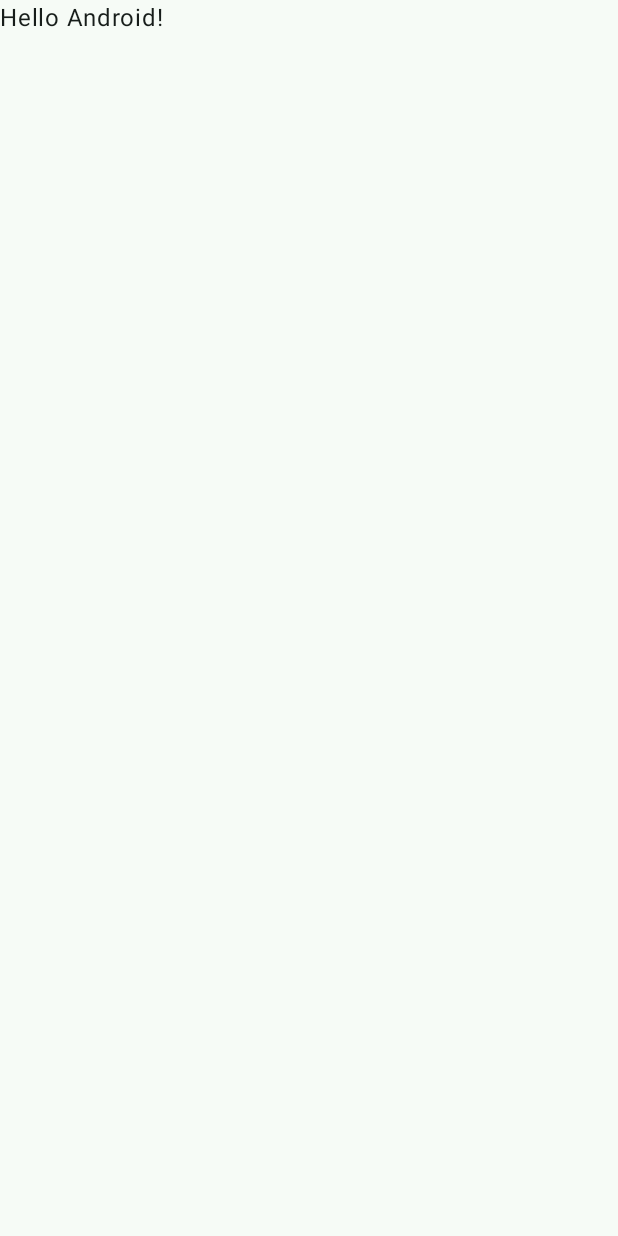
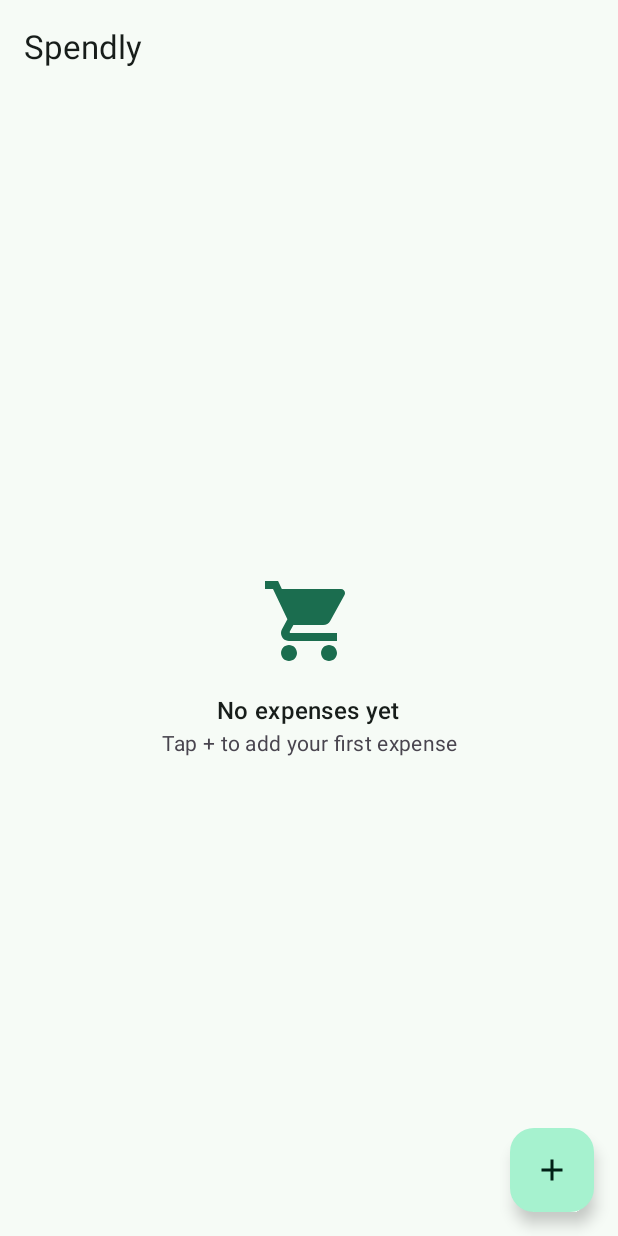
Before and after one commit to SvetomirKoevv/MobileApps2025-2401321055, an Android app built with Jetpack Compose: the screen it shows after launch (MainActivity), on a phone screen of 412 x 824 dp. Before the commit the screen is almost empty. Run offline under Robolectric (Android 15) with nearby library versions, the phone set to English and light mode, and no system bars; our stand-ins replace Dagger/Hilt's generated code, Room's generated code.

Commit message:
Add navigation and expense list screen

```diff
--- a/app/build.gradle.kts
+++ b/app/build.gradle.kts
@@ -54,6 +54,7 @@ dependencies {
     implementation(platform(libs.androidx.compose.bom))
     implementation(libs.androidx.activity.compose)
     implementation(libs.androidx.compose.material3)
+    implementation(libs.androidx.compose.material.icons.core)
     implementation(libs.androidx.compose.ui)
     implementation(libs.androidx.compose.ui.graphics)
     implementation(libs.androidx.compose.ui.tooling.preview)
--- a/app/src/main/java/com/svetomir/spendly/MainActivity.kt
+++ b/app/src/main/java/com/svetomir/spendly/MainActivity.kt
@@ -4,13 +4,7 @@ import android.os.Bundle
 import androidx.activity.ComponentActivity
 import androidx.activity.compose.setContent
 import androidx.activity.enableEdgeToEdge
-import androidx.compose.foundation.layout.fillMaxSize
-import androidx.compose.foundation.layout.padding
-import androidx.compose.material3.Scaffold
-import androidx.compose.material3.Text
-import androidx.compose.runtime.Composable
-import androidx.compose.ui.Modifier
-import androidx.compose.ui.tooling.preview.Preview
+import com.svetomir.spendly.ui.navigation.SpendlyNavHost
 import com.svetomir.spendly.ui.theme.SpendlyTheme
 import dagger.hilt.android.AndroidEntryPoint
 
@@ -21,29 +15,8 @@ class MainActivity : ComponentActivity() {
         enableEdgeToEdge()
         setContent {
             SpendlyTheme {
-                Scaffold(modifier = Modifier.fillMaxSize()) { innerPadding ->
-                    Greeting(
-                        name = "Android",
-                        modifier = Modifier.padding(innerPadding)
-                    )
-                }
+                SpendlyNavHost()
             }
         }
     }
 }
-
-@Composable
-fun Greeting(name: String, modifier: Modifier = Modifier) {
-    Text(
-        text = "Hello $name!",
-        modifier = modifier
-    )
-}
-
-@Preview(showBackground = true)
-@Composable
-fun GreetingPreview() {
-    SpendlyTheme {
-        Greeting("Android")
-    }
-}
--- /dev/null
+++ b/app/src/main/java/com/svetomir/spendly/ui/list/ExpenseListScreen.kt
@@ -0,0 +1,164 @@
+package com.svetomir.spendly.ui.list
+
+import androidx.compose.foundation.layout.Arrangement
+import androidx.compose.foundation.layout.Box
+import androidx.compose.foundation.layout.Column
+import androidx.compose.foundation.layout.PaddingValues
+import androidx.compose.foundation.layout.Row
+import androidx.compose.foundation.layout.Spacer
+import androidx.compose.foundation.layout.fillMaxSize
+import androidx.compose.foundation.layout.fillMaxWidth
+import androidx.compose.foundation.layout.height
+import androidx.compose.foundation.layout.padding
+import androidx.compose.foundation.layout.size
+import androidx.compose.foundation.lazy.LazyColumn
+import androidx.compose.foundation.lazy.items
+import androidx.compose.material.icons.Icons
+import androidx.compose.material.icons.filled.Add
+import androidx.compose.material.icons.filled.ShoppingCart
+import androidx.compose.material3.Card
+import androidx.compose.material3.CardDefaults
+import androidx.compose.material3.CircularProgressIndicator
+import androidx.compose.material3.ExperimentalMaterial3Api
+import androidx.compose.material3.FloatingActionButton
+import androidx.compose.material3.Icon
+import androidx.compose.material3.MaterialTheme
+import androidx.compose.material3.Scaffold
+import androidx.compose.material3.Text
+import androidx.compose.material3.TopAppBar
+import androidx.compose.runtime.Composable
+import androidx.compose.runtime.getValue
+import androidx.compose.ui.Alignment
+import androidx.compose.ui.Modifier
+import androidx.compose.ui.res.stringResource
+import androidx.compose.ui.text.style.TextAlign
+import androidx.compose.ui.unit.dp
+import androidx.hilt.navigation.compose.hiltViewModel
+import androidx.lifecycle.compose.collectAsStateWithLifecycle
+import com.svetomir.spendly.R
+import com.svetomir.spendly.data.local.Expense
+import com.svetomir.spendly.ui.util.formatAmount
+import com.svetomir.spendly.ui.util.formatDate
+
+@OptIn(ExperimentalMaterial3Api::class)
+@Composable
+fun ExpenseListScreen(
+    onAddClick: () -> Unit,
+    onExpenseClick: (Long) -> Unit,
+    viewModel: ExpenseListViewModel = hiltViewModel(),
+) {
+    val uiState by viewModel.uiState.collectAsStateWithLifecycle()
+
+    Scaffold(
+        topBar = { TopAppBar(title = { Text(stringResource(R.string.app_name)) }) },
+        floatingActionButton = {
+            FloatingActionButton(onClick = onAddClick) {
+                Icon(Icons.Default.Add, contentDescription = stringResource(R.string.add_expense))
+            }
+        },
+    ) { innerPadding ->
+        ExpenseListContent(
+            uiState = uiState,
+            onExpenseClick = onExpenseClick,
+            modifier = Modifier.padding(innerPadding),
+        )
+    }
+}
+
+@Composable
+private fun ExpenseListContent(
+    uiState: ExpenseListUiState,
+    onExpenseClick: (Long) -> Unit,
+    modifier: Modifier = Modifier,
+) {
+    when {
+        uiState.isLoading -> Box(modifier.fillMaxSize(), contentAlignment = Alignment.Center) {
+            CircularProgressIndicator()
+        }
+
+        uiState.expenses.isEmpty() -> EmptyState(modifier)
+
+        else -> LazyColumn(
+            modifier = modifier.fillMaxSize(),
+            contentPadding = PaddingValues(16.dp),
+            verticalArrangement = Arrangement.spacedBy(8.dp),
+        ) {
+            item { TotalCard(total = uiState.total) }
+            items(items = uiState.expenses, key = { it.id }) { expense ->
+                ExpenseItem(expense = expense, onClick = { onExpenseClick(expense.id) })
+            }
+        }
+    }
+}
+
+@Composable
+private fun TotalCard(total: Double) {
+    Card(
+        modifier = Modifier.fillMaxWidth(),
+        colors = CardDefaults.cardColors(
+            containerColor = MaterialTheme.colorScheme.primaryContainer,
+        ),
+    ) {
+        Column(modifier = Modifier.padding(16.dp)) {
+            Text(
+                text = stringResource(R.string.total_spent),
+                style = MaterialTheme.typography.labelLarge,
+            )
+            Text(
+                text = formatAmount(total),
+                style = MaterialTheme.typography.headlineMedium,
+            )
+        }
+    }
+}
+
+@Composable
+private fun ExpenseItem(expense: Expense, onClick: () -> Unit) {
+    Card(onClick = onClick, modifier = Modifier.fillMaxWidth()) {
+        Row(
+            modifier = Modifier
+                .fillMaxWidth()
+                .padding(16.dp),
+            verticalAlignment = Alignment.CenterVertically,
+        ) {
+            Column(modifier = Modifier.weight(1f)) {
+                Text(text = expense.title, style = MaterialTheme.typography.titleMedium)
+                Text(
+                    text = "${expense.category.label} · ${formatDate(expense.date)}",
+                    style = MaterialTheme.typography.bodySmall,
+                    color = MaterialTheme.colorScheme.onSurfaceVariant,
+                )
+            }
+            Text(text = formatAmount(expense.amount), style = MaterialTheme.typography.titleMedium)
+        }
+    }
+}
+
+@Composable
+private fun EmptyState(modifier: Modifier = Modifier) {
+    Column(
+        modifier = modifier
+            .fillMaxSize()
+            .padding(32.dp),
+        verticalArrangement = Arrangement.Center,
+        horizontalAlignment = Alignment.CenterHorizontally,
+    ) {
+        Icon(
+            imageVector = Icons.Default.ShoppingCart,
+            contentDescription = null,
+            modifier = Modifier.size(64.dp),
+            tint = MaterialTheme.colorScheme.primary,
+        )
+        Spacer(modifier = Modifier.height(16.dp))
+        Text(
+            text = stringResource(R.string.empty_title),
+            style = MaterialTheme.typography.titleMedium,
+        )
+        Text(
+            text = stringResource(R.string.empty_hint),
+            style = MaterialTheme.typography.bodyMedium,
+            textAlign = TextAlign.Center,
+            color = MaterialTheme.colorScheme.onSurfaceVariant,
+        )
+    }
+}
--- /dev/null
+++ b/app/src/main/java/com/svetomir/spendly/ui/list/ExpenseListViewModel.kt
@@ -0,0 +1,40 @@
+package com.svetomir.spendly.ui.list
+
+import androidx.lifecycle.ViewModel
+import androidx.lifecycle.viewModelScope
+import com.svetomir.spendly.data.local.Expense
+import com.svetomir.spendly.data.repository.ExpenseRepository
+import dagger.hilt.android.lifecycle.HiltViewModel
+import javax.inject.Inject
+import kotlinx.coroutines.flow.SharingStarted
+import kotlinx.coroutines.flow.StateFlow
+import kotlinx.coroutines.flow.map
+import kotlinx.coroutines.flow.stateIn
+
+data class ExpenseListUiState(
+    val expenses: List<Expense> = emptyList(),
+    val total: Double = 0.0,
+    val isLoading: Boolean = true,
+)
+
+@HiltViewModel
+class ExpenseListViewModel @Inject constructor(repository: ExpenseRepository,) : ViewModel() {
+
+    val uiState: StateFlow<ExpenseListUiState> = repository.getExpenses()
+        .map { expenses ->
+            ExpenseListUiState(
+                expenses = expenses,
+                total = expenses.sumOf { it.amount },
+                isLoading = false,
+            )
+        }
+        .stateIn(
+            scope = viewModelScope,
+            started = SharingStarted.WhileSubscribed(STOP_TIMEOUT_MS),
+            initialValue = ExpenseListUiState(),
+        )
+
+    private companion object {
+        const val STOP_TIMEOUT_MS = 5_000L
+    }
+}
--- /dev/null
+++ b/app/src/main/java/com/svetomir/spendly/ui/navigation/Routes.kt
@@ -0,0 +1,12 @@
+package com.svetomir.spendly.ui.navigation
+
+import kotlinx.serialization.Serializable
+
+@Serializable
+object ExpenseListRoute
+
+@Serializable
+data class ExpenseDetailRoute(val expenseId: Long)
+
+@Serializable
+data class AddEditExpenseRoute(val expenseId: Long? = null)
--- /dev/null
+++ b/app/src/main/java/com/svetomir/spendly/ui/navigation/SpendlyNavHost.kt
@@ -0,0 +1,38 @@
+package com.svetomir.spendly.ui.navigation
+
+import androidx.compose.foundation.layout.Box
+import androidx.compose.foundation.layout.fillMaxSize
+import androidx.compose.material3.Text
+import androidx.compose.runtime.Composable
+import androidx.compose.ui.Alignment
+import androidx.compose.ui.Modifier
+import androidx.navigation.NavHostController
+import androidx.navigation.compose.NavHost
+import androidx.navigation.compose.composable
+import androidx.navigation.compose.rememberNavController
+import com.svetomir.spendly.ui.list.ExpenseListScreen
+
+@Composable
+fun SpendlyNavHost(navController: NavHostController = rememberNavController()) {
+    NavHost(navController = navController, startDestination = ExpenseListRoute) {
+        composable<ExpenseListRoute> {
+            ExpenseListScreen(
+                onAddClick = { navController.navigate(AddEditExpenseRoute()) },
+                onExpenseClick = { id -> navController.navigate(ExpenseDetailRoute(id)) },
+            )
+        }
+        composable<ExpenseDetailRoute> {
+            PlaceholderScreen("Expense details")
+        }
+        composable<AddEditExpenseRoute> {
+            PlaceholderScreen("Add / edit expense")
+        }
+    }
+}
+
+@Composable
+private fun PlaceholderScreen(text: String) {
+    Box(modifier = Modifier.fillMaxSize(), contentAlignment = Alignment.Center) {
+        Text(text)
+    }
+}
--- a/app/src/main/res/values/strings.xml
+++ b/app/src/main/res/values/strings.xml
@@ -1,3 +1,7 @@
 <resources>
     <string name="app_name">Spendly</string>
+    <string name="add_expense">Add expense</string>
+    <string name="total_spent">Total spent</string>
+    <string name="empty_title">No expenses yet</string>
+    <string name="empty_hint">Tap + to add your first expense</string>
 </resources>
--- a/gradle/libs.versions.toml
+++ b/gradle/libs.versions.toml
@@ -21,6 +21,7 @@ ktlint = "14.2.0"
 detekt = "2.0.0-alpha.6"
 leakcanary = "2.14"
 turbine = "1.2.1"
+materialIcons = "1.7.8"
 
 [libraries]
 androidx-core-ktx = { group = "androidx.core", name = "core-ktx", version.ref = "coreKtx" }
@@ -37,6 +38,7 @@ androidx-compose-ui-tooling-preview = { group = "androidx.compose.ui", name = "u
 androidx-compose-ui-test-manifest = { group = "androidx.compose.ui", name = "ui-test-manifest" }
 androidx-compose-ui-test-junit4 = { group = "androidx.compose.ui", name = "ui-test-junit4" }
 androidx-compose-material3 = { group = "androidx.compose.material3", name = "material3" }
+androidx-compose-material-icons-core = { group = "androidx.compose.material", name = "material-icons-core", version.ref = "materialIcons" }
 hilt-android = { group = "com.google.dagger", name = "hilt-android", version.ref = "hilt" }
 hilt-compiler = { group = "com.google.dagger", name = "hilt-android-compiler", version.ref = "hilt" }
 androidx-hilt-navigation-compose = { group = "androidx.hilt", name = "hilt-navigation-compose", version.ref = "hiltNavigationCompose" }
```
Also changed, not shown: app/src/main/java/com/svetomir/spendly/ui/util/Formatters.kt (added, +10 -0 lines), 1 other file.
